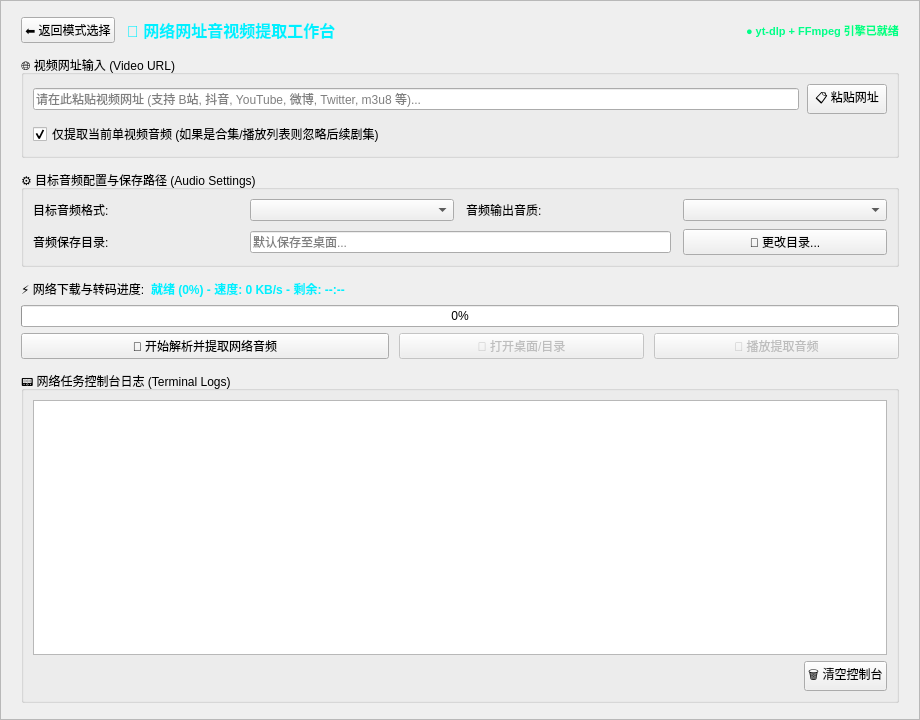
First picture: the form in src/mainwindow.ui, repository phoenix-epoch/Vidoe2Audio, before the edit.
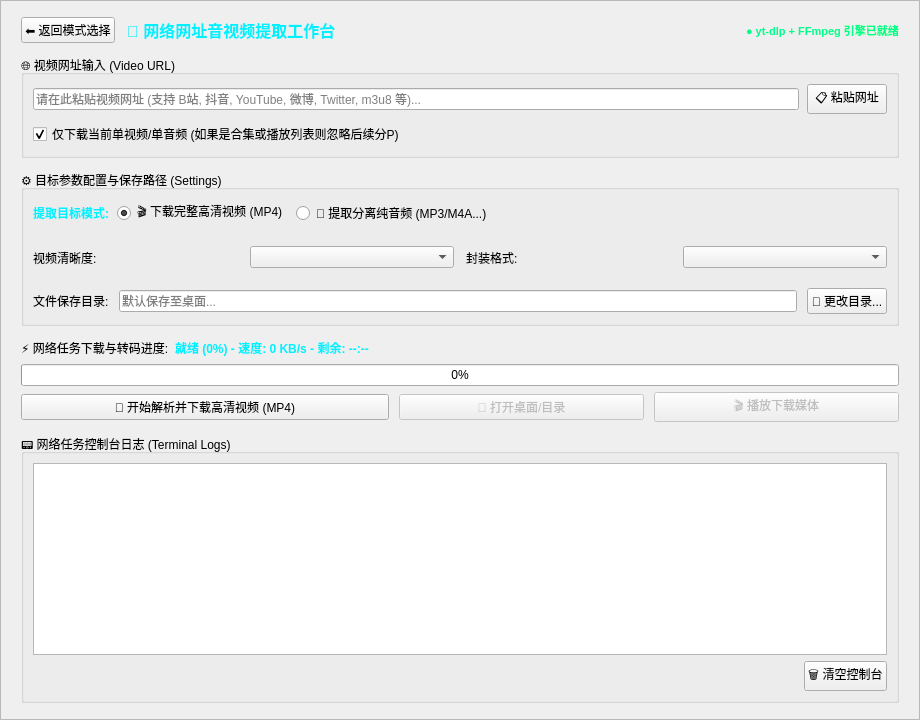
Second picture: the form after the edit. The open tabs and pages were chosen to show the change. Custom widgets are drawn as their Qt base class.

Commit message: feat: 发布 v1.0.0 正式版绿色免安装包并完善 README 下载说明

The edit to the form file:
```diff
--- a/src/mainwindow.ui
+++ b/src/mainwindow.ui
@@ -799,7 +799,7 @@
                <item>
                 <widget class="QCheckBox" name="singleVideoCheck">
                  <property name="text">
-                  <string>仅提取当前单视频音频 (如果是合集/播放列表则忽略后续剧集)</string>
+                  <string>仅下载当前单视频/单音频 (如果是合集或播放列表则忽略后续分P)</string>
                  </property>
                  <property name="checked">
                   <bool>true</bool>
@@ -813,50 +813,169 @@
             <item>
              <widget class="QGroupBox" name="urlSettingsGroup">
               <property name="title">
-               <string>⚙️ 目标音频配置与保存路径 (Audio Settings)</string>
+               <string>⚙️ 目标参数配置与保存路径 (Settings)</string>
               </property>
-              <layout class="QGridLayout" name="urlSettingsGrid">
-               <property name="horizontalSpacing">
-                <number>12</number>
-               </property>
-               <property name="verticalSpacing">
+              <layout class="QVBoxLayout" name="urlSettingsOuterLayout">
+               <property name="spacing">
                 <number>8</number>
                </property>
-               <item row="0" column="0">
+               <item>
+                <layout class="QHBoxLayout" name="urlModeChoiceRow">
+                 <item>
+                  <widget class="QLabel" name="urlTargetModeLbl">
+                   <property name="text">
+                    <string>提取目标模式:</string>
+                   </property>
+                   <property name="styleSheet">
+                    <string notr="true">font-weight: bold; color: #00f0ff;</string>
+                   </property>
+                  </widget>
+                 </item>
+                 <item>
+                  <widget class="QRadioButton" name="radioUrlVideo">
+                   <property name="cursor">
+                    <cursorShape>PointingHandCursor</cursorShape>
+                   </property>
+                   <property name="text">
+                    <string>🎬 下载完整高清视频 (MP4)</string>
+                   </property>
+                   <property name="checked">
+                    <bool>true</bool>
+                   </property>
+                  </widget>
+                 </item>
+                 <item>
+                  <widget class="QRadioButton" name="radioUrlAudio">
+                   <property name="cursor">
+                    <cursorShape>PointingHandCursor</cursorShape>
+                   </property>
+                   <property name="text">
+                    <string>🎵 提取分离纯音频 (MP3/M4A...)</string>
+                   </property>
+                  </widget>
+                 </item>
+                 <item>
+                  <spacer name="urlModeSpacer">
+                   <property name="orientation">
+                    <enum>Qt::Horizontal</enum>
+                   </property>
+                   <property name="sizeHint" stdset="0">
+                    <size>
+                     <width>40</width>
+                     <height>20</height>
+                    </size>
+                   </property>
+                  </spacer>
+                 </item>
+                </layout>
+               </item>
+               <item>
+                <widget class="QStackedWidget" name="urlModeStack">
+                 <property name="currentIndex">
+                  <number>0</number>
+                 </property>
+                 <!-- 视频选项页 -->
+                 <widget class="QWidget" name="urlVideoPage">
+                  <layout class="QHBoxLayout" name="urlVideoLayout">
+                   <property name="leftMargin">
+                    <number>0</number>
+                   </property>
+                   <property name="topMargin">
+                    <number>0</number>
+                   </property>
+                   <property name="rightMargin">
+                    <number>0</number>
+                   </property>
+                   <property name="bottomMargin">
+                    <number>0</number>
+                   </property>
+                   <property name="spacing">
+                    <number>12</number>
+                   </property>
+                   <item>
+                    <widget class="QLabel" name="urlVideoResLbl">
+                     <property name="text">
+                      <string>视频清晰度:</string>
+                     </property>
+                    </widget>
+                   </item>
+                   <item>
+                    <widget class="QComboBox" name="urlVideoResCombo"/>
+                   </item>
+                   <item>
+                    <widget class="QLabel" name="urlVideoFormatLbl">
+                     <property name="text">
+                      <string>封装格式:</string>
+                     </property>
+                    </widget>
+                   </item>
+                   <item>
+                    <widget class="QComboBox" name="urlVideoFormatCombo"/>
+                   </item>
+                  </layout>
+                 </widget>
+                 <!-- 音频选项页 -->
+                 <widget class="QWidget" name="urlAudioPage">
+                  <layout class="QHBoxLayout" name="urlAudioLayout">
+                   <property name="leftMargin">
+                    <number>0</number>
+                   </property>
+                   <property name="topMargin">
+                    <number>0</number>
+                   </property>
+                   <property name="rightMargin">
+                    <number>0</number>
+                   </property>
+                   <property name="bottomMargin">
+                    <number>0</number>
+                   </property>
+                   <property name="spacing">
+                    <number>12</number>
+                   </property>
+                   <item>
                 <widget class="QLabel" name="urlFormatLbl">
                  <property name="text">
                   <string>目标音频格式:</string>
                  </property>
                 </widget>
                </item>
-               <item row="0" column="1">
+                   <item>
                 <widget class="QComboBox" name="urlFormatCombo"/>
                </item>
-               <item row="0" column="2">
+                   <item>
                 <widget class="QLabel" name="urlQualityLbl">
                  <property name="text">
                   <string>音频输出音质:</string>
                  </property>
                 </widget>
                </item>
-               <item row="0" column="3">
+                   <item>
                 <widget class="QComboBox" name="urlQualityCombo"/>
                </item>
-               <item row="1" column="0">
+                  </layout>
+                 </widget>
+                </widget>
+               </item>
+               <item>
+                <layout class="QHBoxLayout" name="urlOutputRow">
+                 <property name="spacing">
+                  <number>10</number>
+                 </property>
+                 <item>
                 <widget class="QLabel" name="urlOutputLbl">
                  <property name="text">
-                  <string>音频保存目录:</string>
+                    <string>文件保存目录:</string>
                  </property>
                 </widget>
                </item>
-               <item row="1" column="1" colspan="2">
+                 <item>
                 <widget class="QLineEdit" name="urlOutputPathEdit">
                  <property name="placeholderText">
                   <string>默认保存至桌面...</string>
                  </property>
                 </widget>
                </item>
-               <item row="1" column="3">
+                 <item>
                 <widget class="QPushButton" name="browseUrlOutputBtn">
                  <property name="cursor">
                   <cursorShape>PointingHandCursor</cursorShape>
@@ -867,6 +986,8 @@
                 </widget>
                </item>
               </layout>
+               </item>
+              </layout>
              </widget>
             </item>
             <!-- 进度与操作 -->
@@ -880,7 +1001,7 @@
                 <item>
                  <widget class="QLabel" name="urlProgressTitle">
                   <property name="text">
-                   <string>⚡ 网络下载与转码进度:</string>
+                   <string>⚡ 网络任务下载与转码进度:</string>
                   </property>
                  </widget>
                 </item>
@@ -933,7 +1054,7 @@
                    <cursorShape>PointingHandCursor</cursorShape>
                   </property>
                   <property name="text">
-                   <string>🚀 开始解析并提取网络音频</string>
+                   <string>🚀 开始解析并下载高清视频 (MP4)</string>
                   </property>
                  </widget>
                 </item>
@@ -971,7 +1092,7 @@
                    <cursorShape>PointingHandCursor</cursorShape>
                   </property>
                   <property name="text">
-                   <string>🎵 播放提取音频</string>
+                   <string>🎬 播放下载媒体</string>
                   </property>
                  </widget>
                 </item>
```
Left out of the diff: 8 changed lines with no effect on the pictures. Lines whose indentation alone changed are shown as unchanged. The commit also changes 23 other files.
